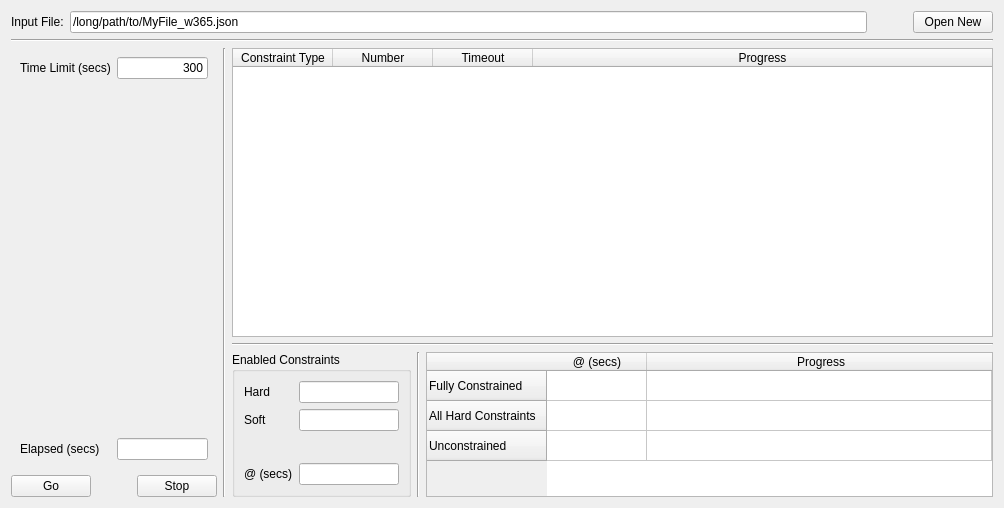
First picture: the form in gui/mainwindow.ui, repository gradgrind/fetrunner, before the edit.
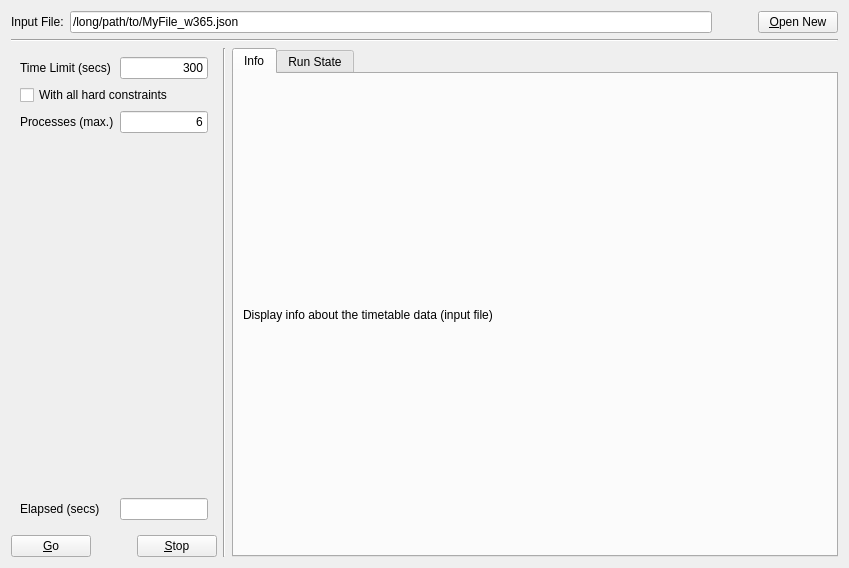
Second picture: the form after the edit. The open tabs and pages were chosen to show the change.

The edit to the form file:
```diff
--- a/gui/mainwindow.ui
+++ b/gui/mainwindow.ui
@@ -6,8 +6,8 @@
    <rect>
     <x>0</x>
     <y>0</y>
-    <width>1004</width>
-    <height>508</height>
+    <width>849</width>
+    <height>568</height>
    </rect>
   </property>
   <property name="sizePolicy">
@@ -19,7 +19,7 @@
   <property name="windowTitle">
    <string>fetrunner</string>
   </property>
-  <layout class="QVBoxLayout" name="verticalLayout_3" stretch="0,0,1">
+  <layout class="QVBoxLayout" name="verticalLayout_4">
    <item>
     <layout class="QHBoxLayout" name="horizontalLayout_3">
      <item>
@@ -58,7 +58,7 @@
      <item>
       <widget class="QPushButton" name="pb_open_new">
        <property name="text">
-        <string>Open New</string>
+        <string>&amp;Open New</string>
        </property>
       </widget>
      </item>
@@ -72,7 +72,7 @@
     </widget>
    </item>
    <item>
-    <layout class="QHBoxLayout" name="horizontalLayout_4" stretch="0,0,1">
+    <layout class="QHBoxLayout" name="horizontalLayout_4">
      <item>
       <layout class="QVBoxLayout" name="verticalLayout">
        <item>
@@ -101,7 +101,7 @@
             </property>
            </widget>
           </item>
-          <item row="1" column="0">
+          <item row="3" column="0">
            <spacer name="verticalSpacer">
             <property name="orientation">
              <enum>Qt::Orientation::Vertical</enum>
@@ -117,14 +117,14 @@
             </property>
            </spacer>
           </item>
-          <item row="2" column="0">
+          <item row="4" column="0">
            <widget class="QLabel" name="label_5">
             <property name="text">
              <string>Elapsed (secs)</string>
             </property>
            </widget>
           </item>
-          <item row="2" column="1">
+          <item row="4" column="1">
            <widget class="QLineEdit" name="lineEdit_5">
             <property name="sizePolicy">
              <sizepolicy hsizetype="Ignored" vsizetype="Fixed">
@@ -143,7 +143,7 @@
             </property>
            </widget>
           </item>
-          <item row="1" column="1">
+          <item row="3" column="1">
            <spacer name="horizontalSpacer_4">
             <property name="orientation">
              <enum>Qt::Orientation::Horizontal</enum>
@@ -159,6 +159,39 @@
             </property>
            </spacer>
           </item>
+          <item row="1" column="0" colspan="2">
+           <widget class="QCheckBox" name="checkBox">
+            <property name="toolTip">
+             <string>All hard constraints enabled, for testing soft constraints.</string>
+            </property>
+            <property name="text">
+             <string>With all hard constraints</string>
+            </property>
+           </widget>
+          </item>
+          <item row="2" column="0">
+           <widget class="QLabel" name="label_7">
+            <property name="text">
+             <string>Processes (max.)</string>
+            </property>
+           </widget>
+          </item>
+          <item row="2" column="1">
+           <widget class="QLineEdit" name="lineEdit_7">
+            <property name="sizePolicy">
+             <sizepolicy hsizetype="Ignored" vsizetype="Fixed">
+              <horstretch>0</horstretch>
+              <verstretch>0</verstretch>
+             </sizepolicy>
+            </property>
+            <property name="text">
+             <string>6</string>
+            </property>
+            <property name="alignment">
+             <set>Qt::AlignmentFlag::AlignRight|Qt::AlignmentFlag::AlignTrailing|Qt::AlignmentFlag::AlignVCenter</set>
+            </property>
+           </widget>
+          </item>
          </layout>
         </widget>
        </item>
@@ -167,7 +200,7 @@
          <item>
           <widget class="QPushButton" name="pb_go">
            <property name="text">
-            <string>Go</string>
+            <string>&amp;Go</string>
            </property>
           </widget>
          </item>
@@ -190,7 +223,7 @@
          <item>
           <widget class="QPushButton" name="pb_stop">
            <property name="text">
-            <string>Stop</string>
+            <string>&amp;Stop</string>
            </property>
           </widget>
          </item>
@@ -206,7 +239,29 @@
       </widget>
      </item>
      <item>
-      <layout class="QVBoxLayout" name="verticalLayout_2" stretch="1,0,0">
+      <widget class="QTabWidget" name="tabWidget">
+       <property name="currentIndex">
+        <number>1</number>
+       </property>
+       <widget class="QWidget" name="tab">
+        <attribute name="title">
+         <string>Info</string>
+        </attribute>
+        <layout class="QVBoxLayout" name="verticalLayout_3">
+         <item>
+          <widget class="QLabel" name="label_8">
+           <property name="text">
+            <string>Display info about the timetable data (input file)</string>
+           </property>
+          </widget>
+         </item>
+        </layout>
+       </widget>
+       <widget class="QWidget" name="tab_2">
+        <attribute name="title">
+         <string>Run State</string>
+        </attribute>
+        <layout class="QVBoxLayout" name="verticalLayout_2">
        <item>
         <widget class="QTableWidget" name="tableWidget">
          <property name="editTriggers">
@@ -251,7 +306,7 @@
         </widget>
        </item>
        <item>
-        <layout class="QHBoxLayout" name="horizontalLayout_2" stretch="0,0,1">
+          <layout class="QHBoxLayout" name="horizontalLayout_2" stretch="0,0,0">
          <item>
           <widget class="QGroupBox" name="groupBox_2">
            <property name="sizePolicy">
@@ -409,6 +464,8 @@
         </layout>
        </item>
       </layout>
+       </widget>
+      </widget>
      </item>
     </layout>
    </item>
```
Lines whose indentation alone changed are shown as unchanged.
